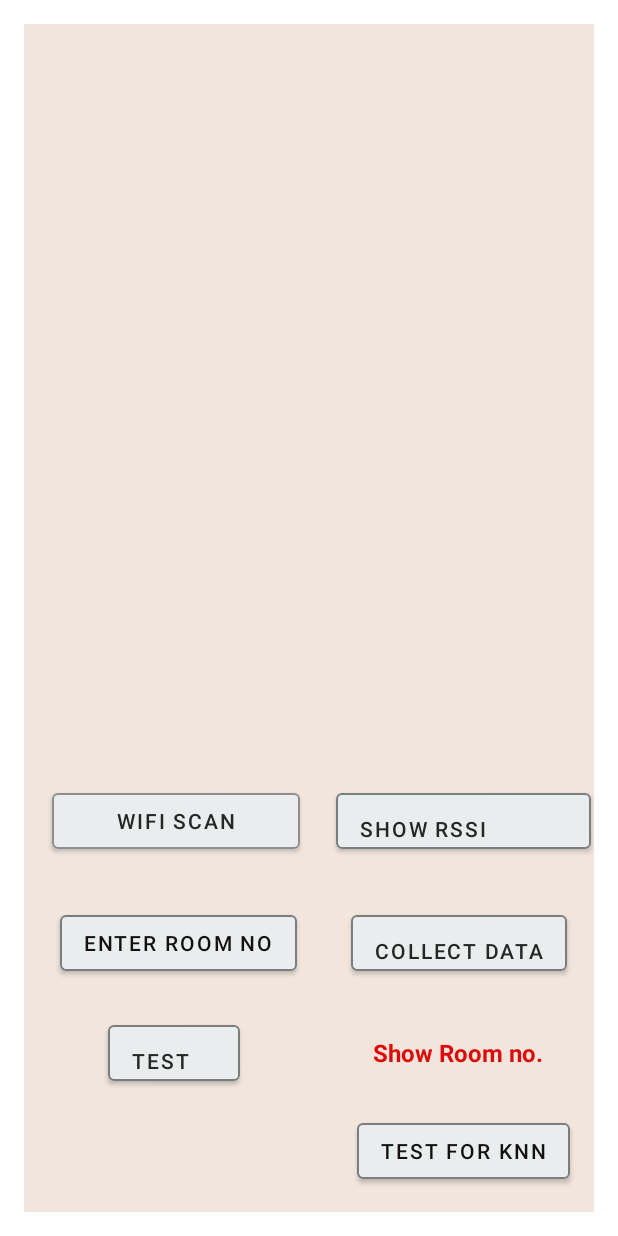
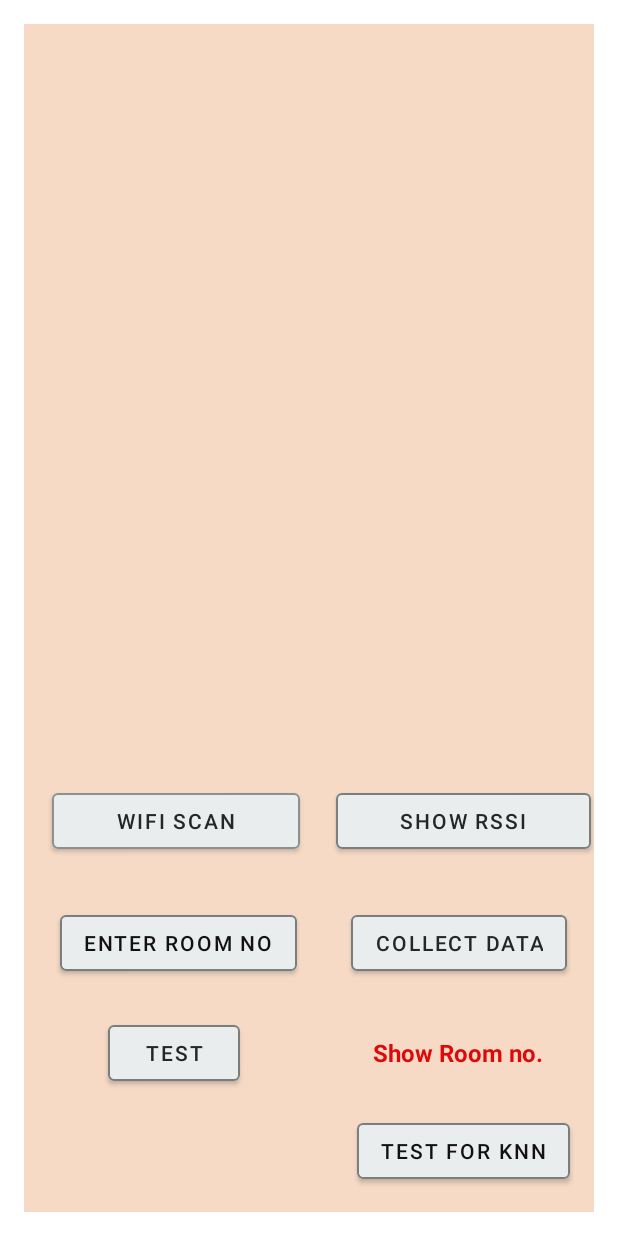
Before and after one commit to Mobile-Computing-Winter-2021/Mobile-Computing, an Android app: the layout activity_main.xml on its own in the app's theme, with its tools: preview values and no code run, on a phone screen of 412 x 824 dp. Run offline under Robolectric (Android 15) with nearby library versions, the phone set to English and light mode, and no system bars.

Commit message:
Final Submission

```diff
--- a/app/src/main/res/layout/activity_main.xml
+++ b/app/src/main/res/layout/activity_main.xml
@@ -7,7 +7,8 @@
     android:layout_margin="16dp"
     android:orientation="vertical"
     tools:context=".MainActivity"
-    android:background="#F1E5DC">
+
+    android:background="#F6DAC6">
 
 
     <ListView
@@ -53,6 +54,7 @@
             android:layout_marginEnd="24dp"
             android:backgroundTint="#E9EDED"
             android:text="@string/wifi_scan"
+            android:gravity="center"
             android:textColor="#272626"
             app:layout_constraintBottom_toBottomOf="@+id/showrssi"
             app:layout_constraintEnd_toStartOf="@+id/showrssi"
@@ -69,7 +71,8 @@
             android:layout_marginStart="208dp"
             android:layout_marginTop="412dp"
             android:backgroundTint="#E9EDED"
-            android:gravity="bottom"
+
+            android:gravity="center"
             android:text="Show RSSI"
             android:textColor="#272626"
             app:layout_constraintStart_toStartOf="parent"
@@ -101,6 +104,7 @@
             android:layout_marginBottom="4dp"
             android:backgroundTint="#E9EDED"
             android:text="Enter Room No"
+            android:gravity="center"
             android:textColor="#121010"
             app:layout_constraintBottom_toBottomOf="parent"
             app:layout_constraintStart_toStartOf="parent"
@@ -116,7 +120,7 @@
             android:layout_marginStart="36dp"
             android:layout_marginBottom="4dp"
             android:backgroundTint="#E9EDED"
-            android:gravity="bottom"
+            android:gravity="center"
             android:text="Collect data"
             android:textColor="#272626"
             app:layout_constraintBottom_toBottomOf="parent"
@@ -149,7 +153,7 @@
             android:layout_marginStart="56dp"
 
             android:backgroundTint="#E9EDED"
-            android:gravity="bottom"
+            android:gravity="center"
             android:text="test"
             android:textColor="#272626"
             app:layout_constraintBottom_toBottomOf="parent"
@@ -192,7 +196,7 @@
         android:text="Test for KNN"
         android:textAlignment="center"
         android:textColor="#121010"
-
+        android:gravity="center"
         app:layout_constraintBottom_toBottomOf="parent"
         app:layout_constraintEnd_toEndOf="parent"
         app:layout_constraintHorizontal_bias="0.932"
--- a/app/src/main/res/layout/activity_plot.xml
+++ b/app/src/main/res/layout/activity_plot.xml
@@ -5,7 +5,7 @@
     android:layout_width="match_parent"
     android:layout_height="match_parent"
     tools:context=".Plot"
-    android:background="#F1E5DC">
+    android:background="@drawable/img4">
 
     <!--Ui component for our bar chart-->
     <com.github.mikephil.charting.charts.BarChart
```
Also changed, not shown: app/src/main/res/drawable/img.jpg (renamed from app/src/main/res/drawable/IMG_20210418_123449.jpg), app/src/main/res/drawable/img2.jpg (added), app/src/main/res/drawable/img3.jpg (added), app/src/main/res/drawable/img4.jpg (added), app/src/main/res/drawable/img5.jpg (added), app/src/main/res/drawable/img6.jpg (added), app/src/main/res/drawable/ing7.jpg (added).
